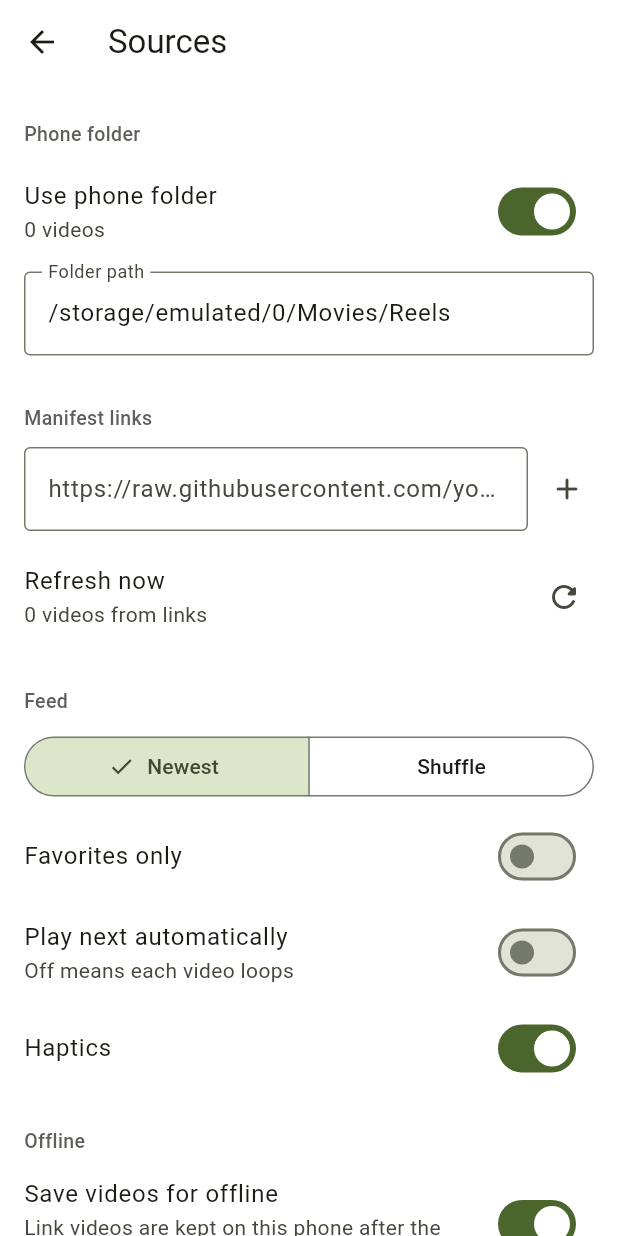
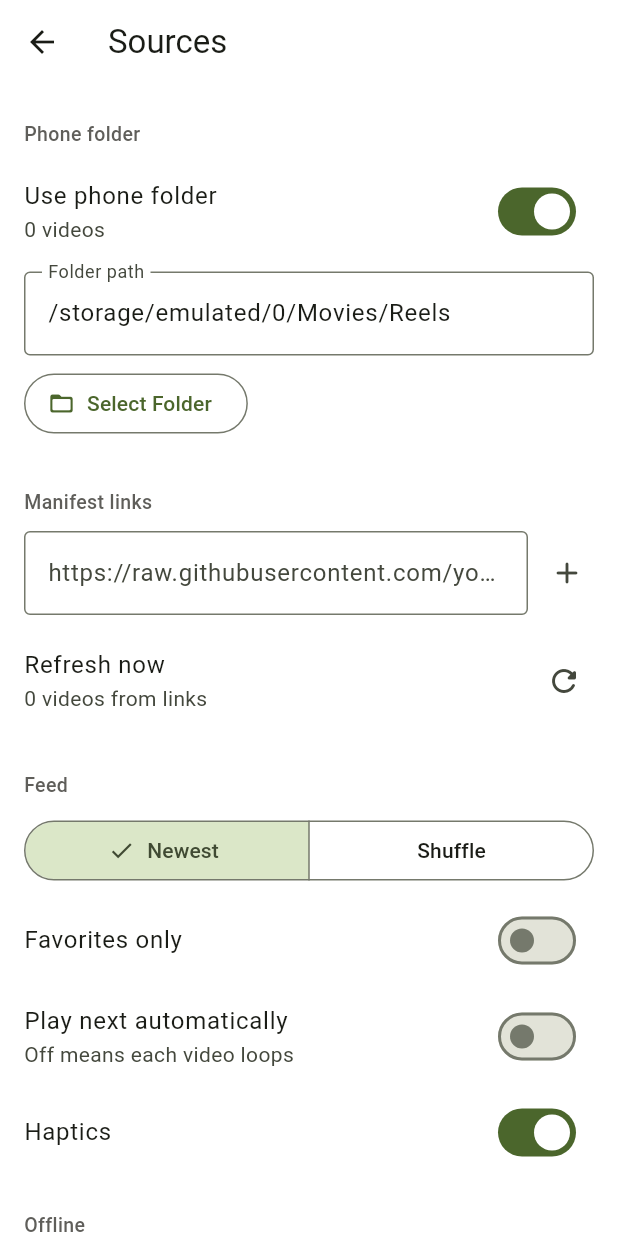
Before and after one commit to Mahfuz-agit/Annn, a Flutter app: the SettingsScreen screen opened directly, on a phone screen of 412 x 824 dp. Run offline on Flutter 3.47's test engine with Material 3 defaults, Android fonts, the phone set to English and light mode, and no system bars; our stand-ins replace permission_handler, shared_preferences, video_player; accounts and stored records are empty.

Commit message:
Update settings_screen.dart

```diff
--- a/lib/settings_screen.dart
+++ b/lib/settings_screen.dart
@@ -1,4 +1,5 @@
 import 'package:flutter/material.dart';
+import 'package:flutter/services.dart';
 import 'package:permission_handler/permission_handler.dart';
 
 import 'app_state.dart';
@@ -7,6 +8,7 @@ import 'sources.dart';
 
 const Color _ink = Color(0xFF2C2C2A);
 const Color _muted = Color(0xFF5F5E5A);
+const MethodChannel _folderPicker = MethodChannel('personal_feed/folder_picker');
 
 class SettingsScreen extends StatefulWidget {
   const SettingsScreen({super.key});
@@ -22,6 +24,7 @@ class _SettingsScreenState extends State<SettingsScreen> {
   final TextEditingController _url = TextEditingController();
   int? _cacheBytes;
   bool _access = true;
+  bool _pickingFolder = false;
 
   @override
   void initState() {
@@ -66,6 +69,45 @@ class _SettingsScreenState extends State<SettingsScreen> {
     await _loadAccess();
   }
 
+  Future<void> _selectFolder() async {
+    if (_pickingFolder) return;
+    setState(() => _pickingFolder = true);
+    try {
+      final path = await _folderPicker.invokeMethod<String>('pickFolder');
+      if (!mounted || path == null || path.trim().isEmpty) return;
+
+      _folder.text = path;
+      app.setFolderPath(path);
+      app.setFolderEnabled(true);
+
+      final ok = await Sources.requestAccess();
+      app.markDirty();
+      await _loadAccess();
+      if (!mounted) return;
+      ScaffoldMessenger.of(context).showSnackBar(
+        SnackBar(
+          content: Text(ok
+              ? 'Folder selected: $path'
+              : 'Folder selected. Allow video access to scan its videos.'),
+        ),
+      );
+    } on PlatformException catch (e) {
+      if (mounted) {
+        ScaffoldMessenger.of(context).showSnackBar(
+          SnackBar(content: Text('Could not select folder: ${e.message ?? e.code}')),
+        );
+      }
+    } catch (e) {
+      if (mounted) {
+        ScaffoldMessenger.of(context).showSnackBar(
+          SnackBar(content: Text('Could not select folder: $e')),
+        );
+      }
+    } finally {
+      if (mounted) setState(() => _pickingFolder = false);
+    }
+  }
+
   void _addUrl() {
     final u = _url.text.trim();
     if (!u.startsWith('http')) {
@@ -108,6 +150,23 @@ class _SettingsScreenState extends State<SettingsScreen> {
               decoration: const InputDecoration(
                 labelText: 'Folder path',
                 border: OutlineInputBorder(),
+              ),
+            ),
+          ),
+          Padding(
+            padding: const EdgeInsets.fromLTRB(16, 0, 16, 8),
+            child: Align(
+              alignment: Alignment.centerLeft,
+              child: OutlinedButton.icon(
+                onPressed: _pickingFolder ? null : _selectFolder,
+                icon: _pickingFolder
+                    ? const SizedBox(
+                        width: 18,
+                        height: 18,
+                        child: CircularProgressIndicator(strokeWidth: 2),
+                      )
+                    : const Icon(Icons.folder_open_rounded),
+                label: Text(_pickingFolder ? 'Opening folder picker…' : 'Select Folder'),
               ),
             ),
           ),
```
